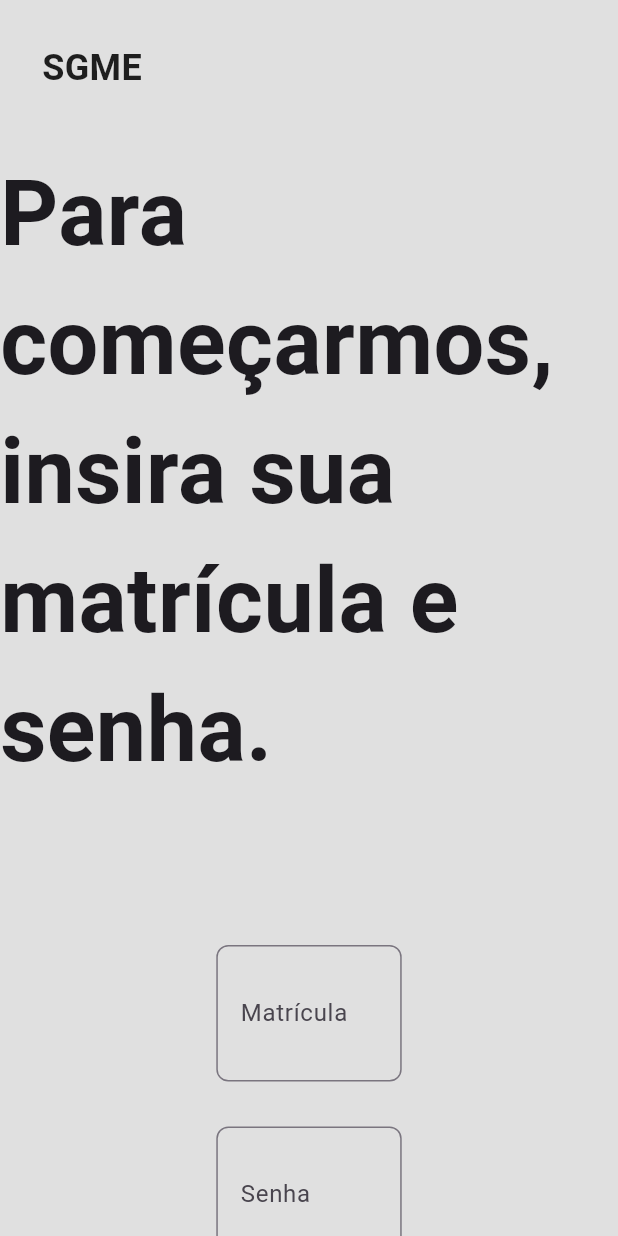
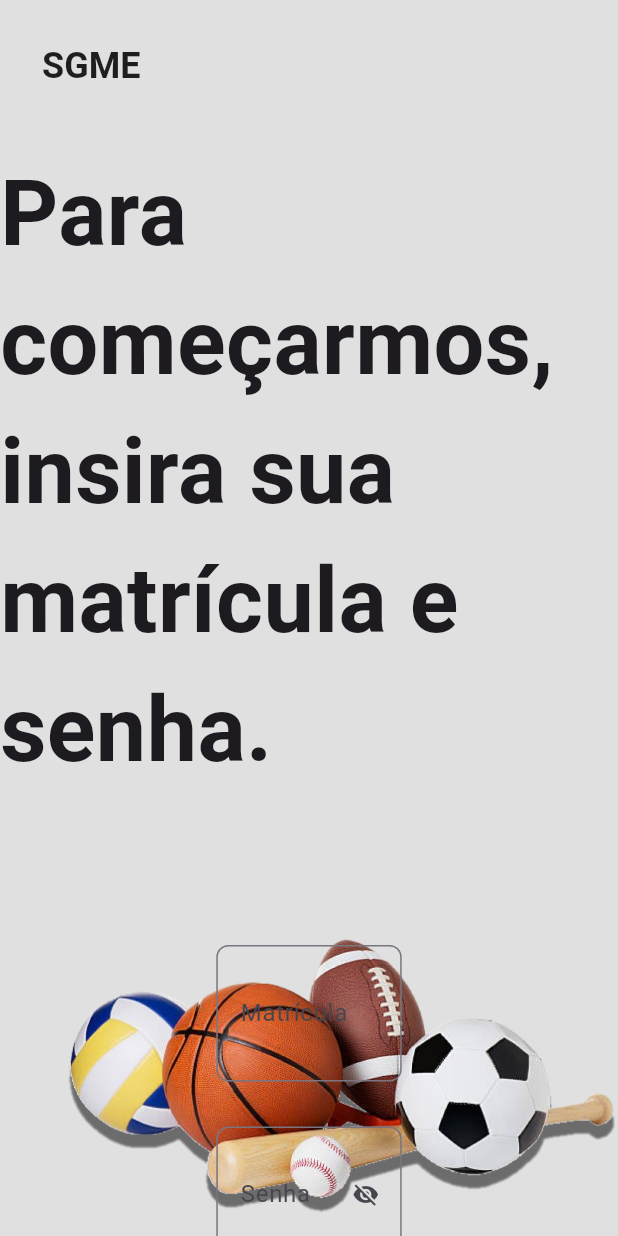
Before and after one commit to duda0812/sgme_atual, a Flutter app: the Login screen opened directly, on a phone screen of 412 x 824 dp. Run offline on Flutter 3.47's test engine with Material 3 defaults, Android fonts, the phone set to English and light mode, and no system bars.

Commit message:
Tela de login feita e home iniciada

```diff
--- a/lib/login.dart
+++ b/lib/login.dart
@@ -1,7 +1,27 @@
 import 'package:flutter/material.dart';
+import 'package:flutter/services.dart';
+import 'home.dart';
 
-class Login extends StatelessWidget {
+class Login extends StatefulWidget {
   const Login({super.key});
+
+  @override
+  State<Login> createState() => _LoginState();
+}
+
+class _LoginState extends State<Login> {
+  final TextEditingController _matriculaController = TextEditingController();
+  bool _obscurePassword = true;
+  final TextEditingController _senhaController = TextEditingController();
+  String? matricula;
+  String? senha;
+
+  @override
+  void dispose() {
+    _matriculaController.dispose();
+    _senhaController.dispose();
+    super.dispose();
+  }
 
   @override
   Widget build(BuildContext context) {
@@ -9,31 +29,48 @@ class Login extends StatelessWidget {
       body: Stack(
 
         children: [
-          Container(
-            color:  Colors.grey[300],
+           Container(color: Colors.grey[300]),
 
 
-          ),
-          Positioned(
-            left: 20,
-            top: 20,
-            child: Container(
-              padding: EdgeInsets.all(8),
-              decoration: BoxDecoration(
+    Positioned(
+      left: 20,
+      top: 20,
+      child: TextButton(
+        onPressed: () {
+          Navigator.of(context).pop();
+        },
+        style: TextButton.styleFrom(
+          foregroundColor: Colors.black87,
+          padding: EdgeInsets.all(8),
+          textStyle: TextStyle(fontSize: 24, fontWeight: FontWeight.bold),
+        ),
+        child: Text('SGME'),
+      ),
+    ),
 
-                borderRadius: BorderRadius.circular(8),
-              ),
-              child: Text(
-                "SGME",
-                style: TextStyle(
-                  fontSize: 24,
-                  fontWeight: FontWeight.bold,
-                  color: Colors.black87,
-                ),
+
+          Align(
+            alignment: Alignment.bottomLeft,
+            child: Padding(
+              padding: EdgeInsets.only(left: 16.0),
+              child: Image.asset(
+                'assets/images/image.png',
+                width: 400,
+                fit: BoxFit.contain,
               ),
             ),
           ),
-
+           Align(
+            alignment: Alignment.bottomRight,
+            child: Padding(
+              padding: EdgeInsets.only(left: 16.0),
+              child: Image.asset(
+                'assets/images/image.png',
+                width: 400,
+                fit: BoxFit.contain,
+              ),
+            ),
+          ),
         Center(
                 child: Column(
                   mainAxisAlignment: MainAxisAlignment.start,
@@ -50,6 +87,12 @@ class Login extends StatelessWidget {
                     SizedBox(
                       width: MediaQuery.of(context).size.width * 0.3,
                       child: TextFormField(
+                        controller: _matriculaController,
+                        keyboardType: TextInputType.number,
+                        inputFormatters: [
+                          FilteringTextInputFormatter.digitsOnly,
+                          LengthLimitingTextInputFormatter(13),
+                        ],
                         decoration: InputDecoration(
                           labelText: 'Matrícula',
                           isDense: true,
@@ -67,13 +110,24 @@ class Login extends StatelessWidget {
                     SizedBox(
                       width: MediaQuery.of(context).size.width * 0.3,
                       child: TextFormField(
-                        obscureText: true,
+                        controller: _senhaController,
+                        obscureText: _obscurePassword,
                         decoration: InputDecoration(
                           labelText: 'Senha',
                           isDense: true,
                           contentPadding: EdgeInsets.symmetric(vertical: 35, horizontal: 12),
                           border: OutlineInputBorder(
                             borderRadius: BorderRadius.circular(8),
+                          ),
+                          suffixIcon: IconButton(
+                            icon: Icon(
+                              _obscurePassword ? Icons.visibility_off : Icons.visibility,
+                            ),
+                            onPressed: () {
+                              setState(() {
+                                _obscurePassword = !_obscurePassword;
+                              });
+                            },
                           ),
                         ),
                         style: TextStyle(fontSize: 14),
@@ -82,20 +136,44 @@ class Login extends StatelessWidget {
 
                     const SizedBox(height: 100),
 
+                    SizedBox(
+                      width: MediaQuery.of(context).size.width * 0.18,
+                      height: MediaQuery.of(context).size.height * 0.08,
+                      child: ElevatedButton(
+                        style: ElevatedButton.styleFrom(
+                          padding: EdgeInsets.symmetric(vertical: 8, horizontal: 12),
+                          textStyle: TextStyle(fontSize: 14),
+                        ),
+                        onPressed: () {
+                          final m = _matriculaController.text;
+                          final s = _senhaController.text;
 
-                    SizedBox(
-                      width: MediaQuery.of(context).size.width * 0.3,
-                      height: MediaQuery.of(context).size.height * 0.04,
-                      child: ElevatedButton(
+                          if (m.length != 13) {
+    ScaffoldMessenger.of(context).showSnackBar(
+      SnackBar(content: Text('A matrícula deve conter exatamente 13 números.')),
+    );
+    return;
+  }
 
-                        onPressed: () {},
-                        child: Text('Entrar'),
+  setState(() {
+    matricula = m;
+    senha = s;
+  });
+
+  print("Matrícula salva: $matricula");
+  print("Senha salva: $senha");
+   Navigator.push(
+    context,
+    MaterialPageRoute(
+      builder: (context) => Home(matricula: m),
+    ));
+
+                        },
+                        child: Text('Entrar', style: TextStyle(fontWeight: FontWeight.bold, color: Colors.black, fontSize: 20),),
                       ),
                     ),
                   ],
                 ),
-
-
           ),
         ],
       ),
--- a/lib/main.dart
+++ b/lib/main.dart
@@ -1,4 +1,5 @@
 import 'package:flutter/material.dart';
+import 'package:projeto/home.dart';
 import 'telaInicial.dart';
 import 'login.dart';
 
@@ -18,7 +19,7 @@ class MyApp extends StatelessWidget {
         colorScheme: ColorScheme.fromSeed(seedColor: Colors.deepPurple),
         useMaterial3: true,
       ),
-      home: const Login(),
+      home: const Telainicial(),
     );
   }
 }
```
Also changed, not shown: lib/home.dart (added, +272 -0 lines), lib/telaInicial.dart (+12 -6 lines), assets/images/bola_basquete.jpg (added), assets/images/bola_futebol.png (added), assets/images/bola_tenis.png (added), assets/images/bola_volei.png (added), pubspec.lock.
